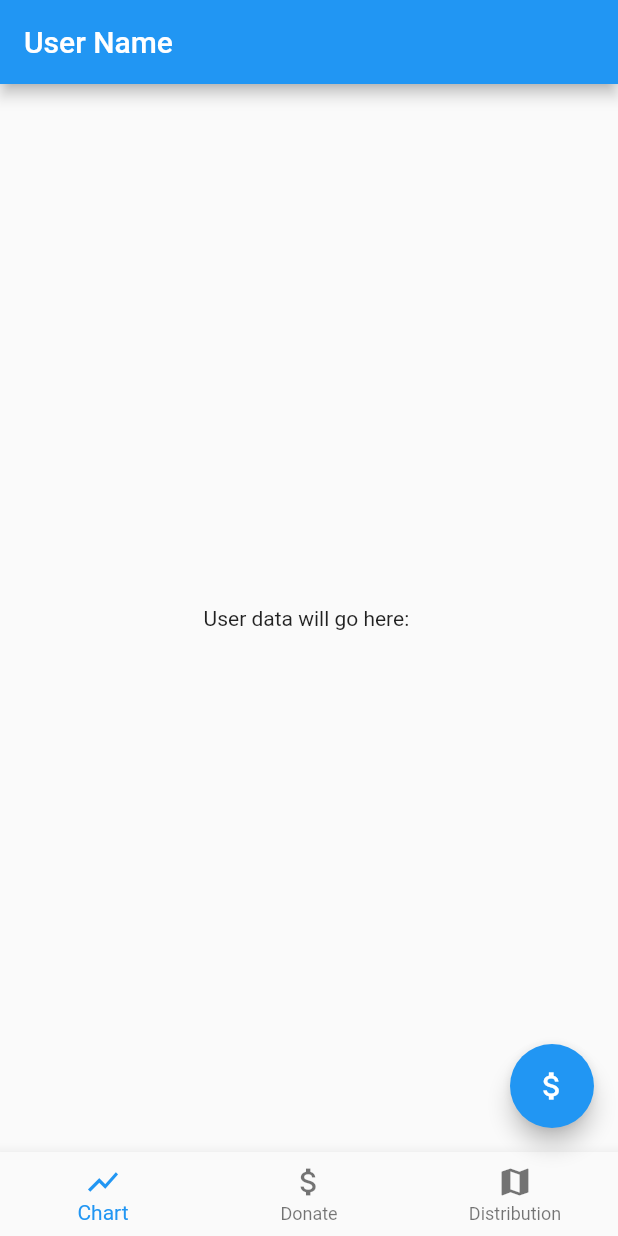
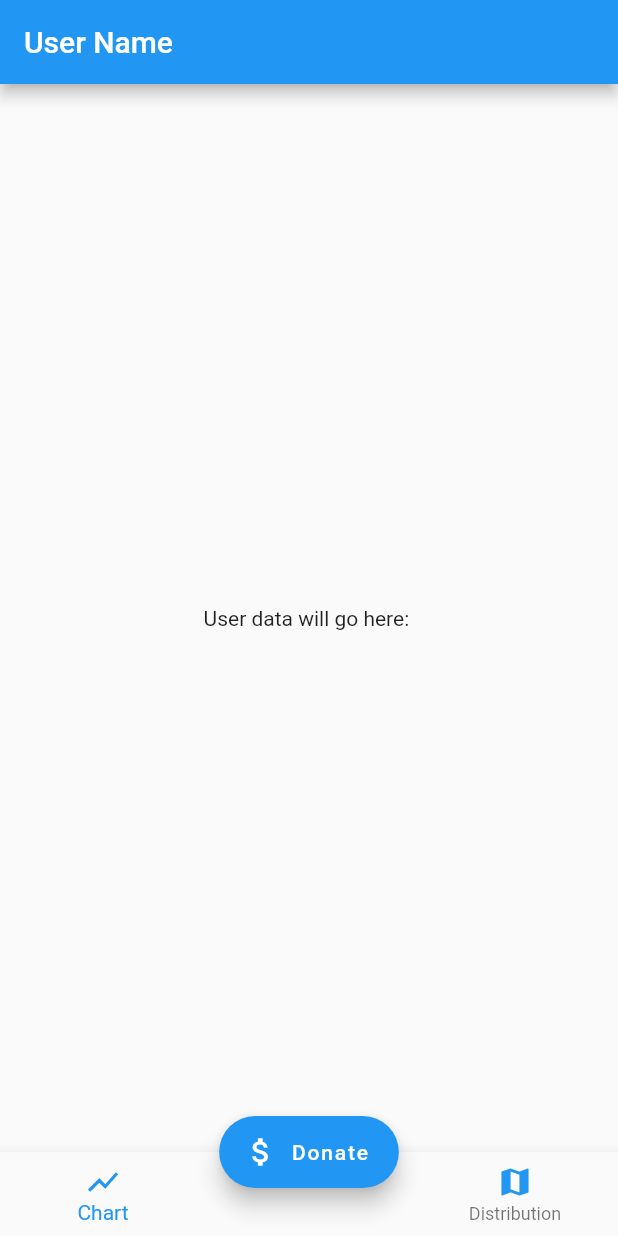
Before and after one commit to Lev1ty/robin-hood, a Flutter app: the screen it shows after launch, on a phone screen of 412 x 824 dp. Run offline on Flutter 3.47's test engine with Material 2 defaults, Android fonts, the phone set to English and light mode, and no system bars; our stand-ins replace google_sign_in.

Commit message:
added buttons bottom of robin again

```diff
--- a/lib/main.dart
+++ b/lib/main.dart
@@ -37,8 +37,8 @@ class _AppState extends State<App> with SingleTickerProviderStateMixin {
   Widget build(BuildContext context) {
     return MaterialApp(
       title: 'Robin',
-//      home: Login(),
-      initialRoute: 'robin',
+      home: Robin(),
+//      initialRoute: 'robin',
       routes: {
         'choice': (context) => Choice(),
         'robin': (context) => Robin(),
--- a/lib/robin.dart
+++ b/lib/robin.dart
@@ -34,17 +34,20 @@ class _RobinState extends State<Robin> with SingleTickerProviderStateMixin {
       bottomNavigationBar: BottomNavigationBar(
         items: <BottomNavigationBarItem>[
           BottomNavigationBarItem(
-              icon: Icon(Icons.show_chart), title: Text('Chart')),
+              icon: Icon(Icons.show_chart, color: Colors.blue[500]), title: Text('Chart')),
           BottomNavigationBarItem(
-              icon: Icon(Icons.attach_money), title: Text('Donate')),
-          BottomNavigationBarItem(
-              icon: Icon(Icons.map), title: Text("Distribution"))
+              icon: Icon(Icons.attach_money, color: Colors.transparent), title: Text(" ")),
+          BottomNavigationBarItem(icon: Icon(Icons.map, color: Colors.blue[500]), title: Text("Distribution"))
         ],
       ),
-      floatingActionButton: FloatingActionButton(
-          onPressed: () {},
-          child: Icon(Icons.attach_money)
-      ),
+      floatingActionButtonLocation:
+        FloatingActionButtonLocation.centerDocked,
+          floatingActionButton: FloatingActionButton.extended(
+            onPressed: () {},
+            icon: Icon(Icons.attach_money),
+            label: Text("Donate")
+
+      )
 
 
     );
```
